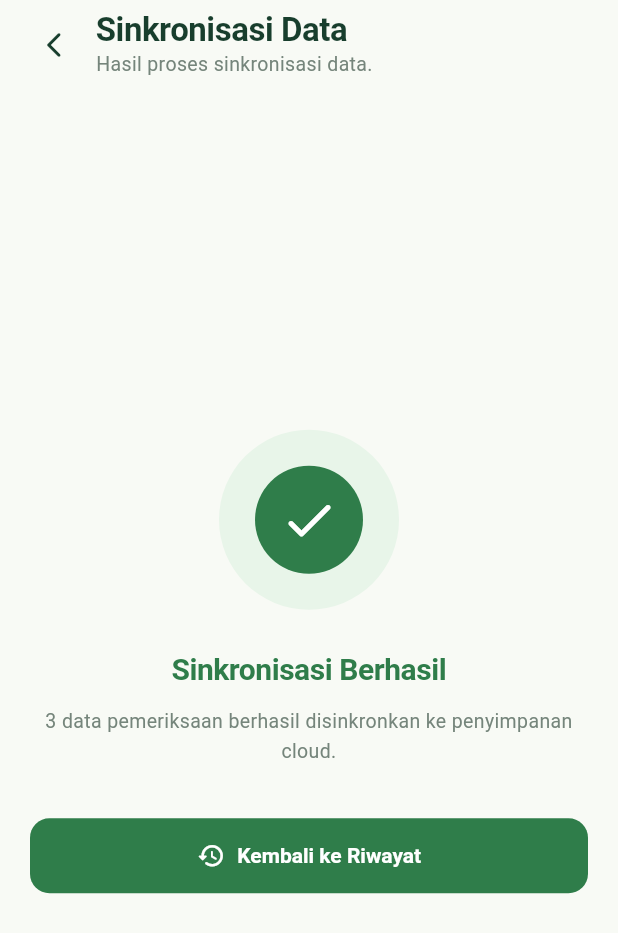
After one commit to Indhirayc/PBL_Kelompok1_LeafItToMe, a Flutter app: the SyncResultPage screen opened by its route, on a phone screen of 412 x 824 dp. The commit adds this screen. Shown: the top 933 px of the screen. Run offline on Flutter 3.47's test engine with Material 3 defaults, Android fonts, the phone set to English and light mode, and no system bars; our stand-ins replace flutter_svg, go_router.

Commit message:
feat(sync): add sync result page with retry

```diff
--- a/mobile_app/lib/app/router/app_router.dart
+++ b/mobile_app/lib/app/router/app_router.dart
@@ -26,6 +26,7 @@ import '../../features/history/views/treatment_recommendation_page.dart';
 import '../../features/history/views/disease_detail_page.dart';
 import '../../features/sync/views/sync_status_page.dart';
 import '../../features/sync/views/sync_process_page.dart';
+import '../../features/sync/views/sync_result_page.dart';
 
 abstract final class AppRouter {
   static final GoRouter router = GoRouter(
@@ -218,7 +219,18 @@ abstract final class AppRouter {
       GoRoute(
         path: '/sync-process',
         name: 'sync-process',
-        builder: (context, state) => const SyncProcessPage(),
+        builder: (context, state) {
+          final failure = state.extra;
+          return SyncProcessPage(isFailure: failure is bool && failure);
+        },
+      ),
+      GoRoute(
+        path: '/sync-result',
+        name: 'sync-result',
+        builder: (context, state) {
+          final failure = state.extra;
+          return SyncResultPage(isFailure: failure is bool && failure);
+        },
       ),
       GoRoute(
         path: '/profile',
--- a/mobile_app/lib/features/sync/views/sync_process_page.dart
+++ b/mobile_app/lib/features/sync/views/sync_process_page.dart
@@ -1,10 +1,13 @@
 import 'package:flutter/material.dart';
+import 'package:go_router/go_router.dart';
 
 import '../../history/widgets/history_page_header.dart';
 import '../data/sync_data.dart';
 
 class SyncProcessPage extends StatefulWidget {
-  const SyncProcessPage({super.key});
+  const SyncProcessPage({super.key, this.isFailure = false});
+
+  final bool isFailure;
 
   @override
   State<SyncProcessPage> createState() => _SyncProcessPageState();
@@ -27,7 +30,15 @@ class _SyncProcessPageState extends State<SyncProcessPage>
     _controller = AnimationController(
       vsync: this,
       duration: const Duration(seconds: 6),
-    )..forward();
+    );
+    _controller.addStatusListener(_onStatusChanged);
+    _controller.forward();
+  }
+
+  void _onStatusChanged(AnimationStatus status) {
+    if (status == AnimationStatus.completed && mounted) {
+      context.pushReplacementNamed('sync-result', extra: widget.isFailure);
+    }
   }
 
   @override
--- /dev/null
+++ b/mobile_app/lib/features/sync/views/sync_result_page.dart
@@ -0,0 +1,177 @@
+import 'package:flutter/material.dart';
+import 'package:go_router/go_router.dart';
+
+import '../../history/widgets/history_page_header.dart';
+import '../data/sync_data.dart';
+
+class SyncResultPage extends StatelessWidget {
+  const SyncResultPage({super.key, this.isFailure = false});
+
+  final bool isFailure;
+
+  static const Color _background = Color(0xFFF8FAF5);
+  static const Color _secondaryText = Color(0xFF75857B);
+  static const Color _primaryGreen = Color(0xFF2F7D4A);
+  static const Color _accentGreen = Color(0xFFE8F5E9);
+  static const Color _dangerRed = Color(0xFFD32F2F);
+  static const Color _dangerBg = Color(0xFFFBE9E7);
+
+  @override
+  Widget build(BuildContext context) {
+    return Scaffold(
+      backgroundColor: _background,
+      body: SafeArea(
+        bottom: false,
+        child: Column(
+          children: [
+            const HistoryPageHeader(
+              title: 'Sinkronisasi Data',
+              subtitle: 'Hasil proses sinkronisasi data.',
+              fallbackRoute: 'history',
+            ),
+            Expanded(
+              child: Padding(
+                padding: const EdgeInsets.symmetric(horizontal: 20),
+                child: Column(
+                  mainAxisAlignment: MainAxisAlignment.center,
+                  children: [
+                    _buildStatusIcon(),
+                    const SizedBox(height: 26),
+                    Text(
+                      isFailure ? 'Sinkronisasi Gagal' : 'Sinkronisasi Berhasil',
+                      style: TextStyle(
+                        color: isFailure ? _dangerRed : _primaryGreen,
+                        fontSize: 20,
+                        fontWeight: FontWeight.w700,
+                        letterSpacing: -0.3,
+                      ),
+                    ),
+                    const SizedBox(height: 10),
+                    Text(
+                      isFailure
+                          ? 'Koneksi terputus saat mengunggah data. Periksa internet lalu coba lagi.'
+                          : '${SyncData.items.length} data pemeriksaan berhasil disinkronkan ke penyimpanan cloud.',
+                      textAlign: TextAlign.center,
+                      style: const TextStyle(
+                        color: _secondaryText,
+                        fontSize: 13,
+                        height: 1.5,
+                      ),
+                    ),
+                    const SizedBox(height: 34),
+                    if (isFailure) ...[
+                      _buildPrimaryButton(
+                        key: const Key('retrySyncButton'),
+                        icon: Icons.refresh_rounded,
+                        label: 'Coba Lagi',
+                        onPressed: () => context.pushReplacementNamed(
+                          'sync-process',
+                          extra: true,
+                        ),
+                      ),
+                      const SizedBox(height: 12),
+                      SizedBox(
+                        width: double.infinity,
+                        height: 50,
+                        child: OutlinedButton(
+                          key: const Key('backFromFailureButton'),
+                          onPressed: () => context.canPop()
+                              ? context.pop()
+                              : context.goNamed('history'),
+                          style: OutlinedButton.styleFrom(
+                            foregroundColor: _primaryGreen,
+                            side: const BorderSide(color: _primaryGreen),
+                            shape: RoundedRectangleBorder(
+                              borderRadius: BorderRadius.circular(13),
+                            ),
+                            textStyle: const TextStyle(
+                              fontSize: 14,
+                              fontWeight: FontWeight.w700,
+                            ),
+                          ),
+                          child: const Text('Kembali'),
+                        ),
+                      ),
+                    ] else
+                      _buildPrimaryButton(
+                        key: const Key('backToHistoryButton'),
+                        icon: Icons.history_rounded,
+                        label: 'Kembali ke Riwayat',
+                        onPressed: () => context.goNamed('history'),
+                      ),
+                  ],
+                ),
+              ),
+            ),
+          ],
+        ),
+      ),
+    );
+  }
+
+  Widget _buildStatusIcon() {
+    return SizedBox(
+      width: 120,
+      height: 120,
+      child: Stack(
+        alignment: Alignment.center,
+        children: [
+          Container(
+            width: 120,
+            height: 120,
+            decoration: BoxDecoration(
+              color: isFailure ? _dangerBg : _accentGreen,
+              shape: BoxShape.circle,
+            ),
+          ),
+          Container(
+            width: 72,
+            height: 72,
+            decoration: BoxDecoration(
+              color: isFailure ? _dangerRed : _primaryGreen,
+              shape: BoxShape.circle,
+            ),
+            child: Icon(
+              isFailure ? Icons.priority_high_rounded : Icons.check_rounded,
+              color: Colors.white,
+              size: 40,
+            ),
+          ),
+        ],
+      ),
+    );
+  }
+
+  Widget _buildPrimaryButton({
+    required Key key,
+    required IconData icon,
+    required String label,
+    required VoidCallback onPressed,
+  }) {
+    return SizedBox(
+      width: double.infinity,
+      height: 50,
+      child: ElevatedButton(
+        key: key,
+        onPressed: onPressed,
+        style: ElevatedButton.styleFrom(
+          backgroundColor: _primaryGreen,
+          foregroundColor: Colors.white,
+          elevation: 0,
+          shape: RoundedRectangleBorder(
+            borderRadius: BorderRadius.circular(13),
+          ),
+          textStyle: const TextStyle(fontSize: 14, fontWeight: FontWeight.w700),
+        ),
+        child: Row(
+          mainAxisAlignment: MainAxisAlignment.center,
+          children: [
+            Icon(icon, size: 19),
+            const SizedBox(width: 8),
+            Text(label),
+          ],
+        ),
+      ),
+    );
+  }
+}
--- a/mobile_app/lib/features/sync/views/sync_status_page.dart
+++ b/mobile_app/lib/features/sync/views/sync_status_page.dart
@@ -58,7 +58,10 @@ class _SyncStatusPageState extends State<SyncStatusPage> {
                     height: 50,
                     child: ElevatedButton(
                       key: const Key('syncNowButton'),
-                      onPressed: () => context.pushNamed('sync-process'),
+                      onPressed: () => context.pushNamed(
+                        'sync-process',
+                        extra: _simulateFailure,
+                      ),
                       style: ElevatedButton.styleFrom(
                         backgroundColor: _primaryGreen,
                         foregroundColor: Colors.white,
```
Also changed, not shown: 2 other files.
